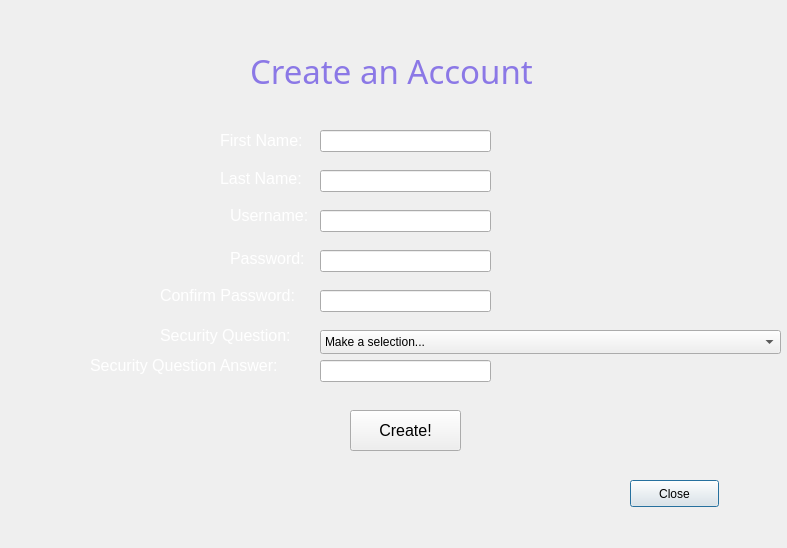
Qt form newuserwindow.ui (Nicholas-LeBoeuf/RemoteWorkouts) before a commit.
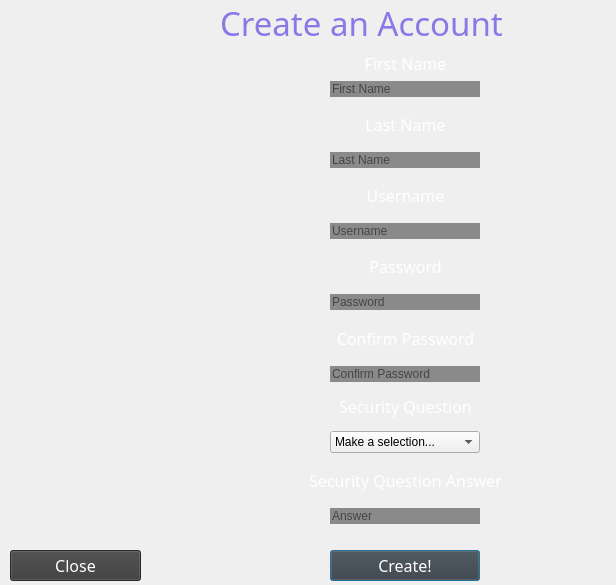
The same form after that commit. Icons and pictures are not drawn.

Commit message: Designed UI for new user window... might change it up again later. Also fixed a create new user bug.

```diff
--- a/newuserwindow.ui
+++ b/newuserwindow.ui
@@ -6,8 +6,8 @@
    <rect>
     <x>0</x>
     <y>0</y>
-    <width>787</width>
-    <height>548</height>
+    <width>616</width>
+    <height>585</height>
    </rect>
   </property>
   <property name="windowTitle">
@@ -21,15 +21,41 @@
    <string notr="true">QDialog {border-image: url(:/images/background.jpg)}
 QLabel { background: transparent; }</string>
   </property>
+  <widget class="QLabel" name="logo">
+   <property name="geometry">
+    <rect>
+     <x>10</x>
+     <y>160</y>
+     <width>201</width>
+     <height>221</height>
+    </rect>
+   </property>
+   <property name="styleSheet">
+    <string notr="true"/>
+   </property>
+   <property name="text">
+    <string/>
+   </property>
+   <property name="pixmap">
+    <pixmap resource="resources.qrc">:/images/RWLogo.png</pixmap>
+   </property>
+  </widget>
+  <widget class="QWidget" name="">
+   <property name="geometry">
+    <rect>
+     <x>220</x>
+     <y>0</y>
+     <width>371</width>
+     <height>581</height>
+    </rect>
+   </property>
+   <layout class="QVBoxLayout" name="verticalLayout_9">
+    <item>
+     <layout class="QVBoxLayout" name="verticalLayout_8">
+      <item>
+       <layout class="QVBoxLayout" name="verticalLayout">
+        <item>
   <widget class="QLabel" name="Title">
-   <property name="geometry">
-    <rect>
-     <x>250</x>
-     <y>50</y>
-     <width>361</width>
-     <height>41</height>
-    </rect>
-   </property>
    <property name="font">
     <font>
      <family>Eras Demi ITC</family>
@@ -51,17 +77,18 @@
     <bool>false</bool>
    </property>
   </widget>
+        </item>
+        <item>
   <widget class="QLabel" name="FName">
-   <property name="geometry">
-    <rect>
-     <x>220</x>
-     <y>130</y>
-     <width>111</width>
-     <height>21</height>
-    </rect>
+          <property name="sizePolicy">
+           <sizepolicy hsizetype="Preferred" vsizetype="Preferred">
+            <horstretch>0</horstretch>
+            <verstretch>0</verstretch>
+           </sizepolicy>
    </property>
    <property name="font">
     <font>
+            <family>Eras Demi ITC</family>
      <pointsize>12</pointsize>
     </font>
    </property>
@@ -69,188 +96,263 @@
     <string notr="true">QLabel {color:white;}</string>
    </property>
    <property name="text">
-    <string>First Name:</string>
-   </property>
-  </widget>
-  <widget class="QLabel" name="LName">
-   <property name="geometry">
-    <rect>
-     <x>220</x>
-     <y>170</y>
-     <width>101</width>
-     <height>16</height>
-    </rect>
-   </property>
-   <property name="font">
-    <font>
-     <pointsize>12</pointsize>
-    </font>
-   </property>
-   <property name="styleSheet">
-    <string notr="true">QLabel {color:white;}</string>
-   </property>
-   <property name="text">
-    <string>Last Name:</string>
-   </property>
-  </widget>
-  <widget class="QLabel" name="UName">
-   <property name="geometry">
-    <rect>
-     <x>230</x>
-     <y>200</y>
-     <width>91</width>
-     <height>31</height>
-    </rect>
-   </property>
-   <property name="font">
-    <font>
-     <pointsize>12</pointsize>
-    </font>
-   </property>
-   <property name="styleSheet">
-    <string notr="true">QLabel {color:white;}</string>
-   </property>
-   <property name="text">
-    <string>Username:</string>
-   </property>
-  </widget>
-  <widget class="QLabel" name="PWord">
-   <property name="geometry">
-    <rect>
-     <x>230</x>
-     <y>250</y>
-     <width>101</width>
-     <height>16</height>
-    </rect>
-   </property>
-   <property name="font">
-    <font>
-     <pointsize>12</pointsize>
-    </font>
-   </property>
-   <property name="styleSheet">
-    <string notr="true">QLabel {color:white;}</string>
-   </property>
-   <property name="text">
-    <string>Password:</string>
-   </property>
-  </widget>
-  <widget class="QLabel" name="ConfirmPw">
-   <property name="geometry">
-    <rect>
-     <x>160</x>
-     <y>280</y>
-     <width>171</width>
-     <height>31</height>
-    </rect>
-   </property>
-   <property name="font">
-    <font>
-     <pointsize>12</pointsize>
-    </font>
-   </property>
-   <property name="styleSheet">
-    <string notr="true">QLabel {color:white;}</string>
-   </property>
-   <property name="text">
-    <string>Confirm Password:</string>
-   </property>
-  </widget>
+           <string>First Name</string>
+          </property>
+          <property name="alignment">
+           <set>Qt::AlignCenter</set>
+          </property>
+         </widget>
+        </item>
+        <item alignment="Qt::AlignHCenter">
   <widget class="QLineEdit" name="firstname">
-   <property name="geometry">
-    <rect>
-     <x>320</x>
-     <y>130</y>
-     <width>171</width>
-     <height>22</height>
-    </rect>
-   </property>
-  </widget>
+          <property name="sizePolicy">
+           <sizepolicy hsizetype="Expanding" vsizetype="Fixed">
+            <horstretch>0</horstretch>
+            <verstretch>0</verstretch>
+           </sizepolicy>
+          </property>
+          <property name="minimumSize">
+           <size>
+            <width>150</width>
+            <height>0</height>
+           </size>
+          </property>
+          <property name="styleSheet">
+           <string notr="true">QLineEdit{color:black; background-color:rgb(138, 138, 138); border:rgb(138, 138, 138);}
+</string>
+          </property>
+          <property name="text">
+           <string/>
+          </property>
+          <property name="alignment">
+           <set>Qt::AlignLeading|Qt::AlignLeft|Qt::AlignVCenter</set>
+          </property>
+          <property name="placeholderText">
+           <string>First Name</string>
+          </property>
+         </widget>
+        </item>
+       </layout>
+      </item>
+      <item>
+       <layout class="QVBoxLayout" name="verticalLayout_2">
+        <item>
+         <widget class="QLabel" name="LName">
+          <property name="font">
+           <font>
+            <family>Eras Demi ITC</family>
+            <pointsize>12</pointsize>
+           </font>
+          </property>
+          <property name="styleSheet">
+           <string notr="true">QLabel {color:white;}</string>
+          </property>
+          <property name="text">
+           <string>Last Name</string>
+          </property>
+          <property name="alignment">
+           <set>Qt::AlignCenter</set>
+          </property>
+         </widget>
+        </item>
+        <item alignment="Qt::AlignHCenter">
   <widget class="QLineEdit" name="lastname">
-   <property name="geometry">
-    <rect>
-     <x>320</x>
-     <y>170</y>
-     <width>171</width>
-     <height>22</height>
-    </rect>
-   </property>
-  </widget>
+          <property name="minimumSize">
+           <size>
+            <width>150</width>
+            <height>0</height>
+           </size>
+          </property>
+          <property name="styleSheet">
+           <string notr="true">QLineEdit{color:black; background-color:rgb(138, 138, 138); border:rgb(138, 138, 138);}
+</string>
+          </property>
+          <property name="text">
+           <string/>
+          </property>
+          <property name="placeholderText">
+           <string>Last Name</string>
+          </property>
+         </widget>
+        </item>
+       </layout>
+      </item>
+      <item>
+       <layout class="QVBoxLayout" name="verticalLayout_3">
+        <item>
+         <widget class="QLabel" name="UName">
+          <property name="font">
+           <font>
+            <family>Eras Demi ITC</family>
+            <pointsize>12</pointsize>
+           </font>
+          </property>
+          <property name="styleSheet">
+           <string notr="true">QLabel {color:white;}</string>
+          </property>
+          <property name="text">
+           <string>Username</string>
+          </property>
+          <property name="alignment">
+           <set>Qt::AlignCenter</set>
+          </property>
+         </widget>
+        </item>
+        <item alignment="Qt::AlignHCenter">
   <widget class="QLineEdit" name="username">
-   <property name="geometry">
-    <rect>
-     <x>320</x>
-     <y>210</y>
-     <width>171</width>
-     <height>22</height>
-    </rect>
-   </property>
-  </widget>
+          <property name="minimumSize">
+           <size>
+            <width>150</width>
+            <height>0</height>
+           </size>
+          </property>
+          <property name="styleSheet">
+           <string notr="true">QLineEdit{color:black; background-color:rgb(138, 138, 138); border:rgb(138, 138, 138);}
+</string>
+          </property>
+          <property name="text">
+           <string/>
+          </property>
+          <property name="placeholderText">
+           <string>Username</string>
+          </property>
+         </widget>
+        </item>
+       </layout>
+      </item>
+      <item>
+       <layout class="QVBoxLayout" name="verticalLayout_4">
+        <item>
+         <widget class="QLabel" name="PWord">
+          <property name="font">
+           <font>
+            <family>Eras Demi ITC</family>
+            <pointsize>12</pointsize>
+           </font>
+          </property>
+          <property name="styleSheet">
+           <string notr="true">QLabel {color:white;}</string>
+          </property>
+          <property name="text">
+           <string>Password</string>
+          </property>
+          <property name="alignment">
+           <set>Qt::AlignCenter</set>
+          </property>
+         </widget>
+        </item>
+        <item alignment="Qt::AlignHCenter">
   <widget class="QLineEdit" name="password">
-   <property name="geometry">
-    <rect>
-     <x>320</x>
-     <y>250</y>
-     <width>171</width>
-     <height>22</height>
-    </rect>
+          <property name="minimumSize">
+           <size>
+            <width>150</width>
+            <height>0</height>
+           </size>
+          </property>
+          <property name="styleSheet">
+           <string notr="true">QLineEdit{color:black; background-color:rgb(138, 138, 138); border:rgb(138, 138, 138);}
+</string>
+          </property>
+          <property name="text">
+           <string/>
    </property>
    <property name="echoMode">
     <enum>QLineEdit::Password</enum>
    </property>
-  </widget>
+          <property name="placeholderText">
+           <string>Password</string>
+          </property>
+         </widget>
+        </item>
+       </layout>
+      </item>
+      <item>
+       <layout class="QVBoxLayout" name="verticalLayout_5">
+        <item>
+         <widget class="QLabel" name="ConfirmPw">
+          <property name="font">
+           <font>
+            <family>Eras Demi ITC</family>
+            <pointsize>12</pointsize>
+           </font>
+          </property>
+          <property name="styleSheet">
+           <string notr="true">QLabel {color:white;}</string>
+          </property>
+          <property name="text">
+           <string>Confirm Password</string>
+          </property>
+          <property name="alignment">
+           <set>Qt::AlignCenter</set>
+          </property>
+         </widget>
+        </item>
+        <item alignment="Qt::AlignHCenter">
   <widget class="QLineEdit" name="confpw">
-   <property name="geometry">
-    <rect>
-     <x>320</x>
-     <y>290</y>
-     <width>171</width>
-     <height>22</height>
-    </rect>
+          <property name="minimumSize">
+           <size>
+            <width>150</width>
+            <height>0</height>
+           </size>
+          </property>
+          <property name="styleSheet">
+           <string notr="true">QLineEdit{color:black; background-color:rgb(138, 138, 138); border:rgb(138, 138, 138);}
+</string>
    </property>
    <property name="echoMode">
     <enum>QLineEdit::Password</enum>
    </property>
-  </widget>
-  <widget class="QPushButton" name="close">
-   <property name="geometry">
-    <rect>
-     <x>630</x>
-     <y>480</y>
-     <width>89</width>
-     <height>27</height>
-    </rect>
-   </property>
-   <property name="text">
-    <string>Close</string>
-   </property>
-  </widget>
-  <widget class="QPushButton" name="CreateButton">
-   <property name="geometry">
-    <rect>
-     <x>350</x>
-     <y>410</y>
-     <width>111</width>
-     <height>41</height>
-    </rect>
-   </property>
+          <property name="placeholderText">
+           <string>Confirm Password</string>
+          </property>
+         </widget>
+        </item>
+       </layout>
+      </item>
+      <item>
+       <layout class="QVBoxLayout" name="verticalLayout_6">
+        <item>
+         <widget class="QLabel" name="ConfirmPw_2">
    <property name="font">
     <font>
+            <family>Eras Demi ITC</family>
      <pointsize>12</pointsize>
     </font>
    </property>
+          <property name="styleSheet">
+           <string notr="true">QLabel {color:white;}</string>
+          </property>
    <property name="text">
-    <string>Create!</string>
-   </property>
-  </widget>
+           <string>Security Question</string>
+          </property>
+          <property name="alignment">
+           <set>Qt::AlignCenter</set>
+          </property>
+         </widget>
+        </item>
+        <item alignment="Qt::AlignHCenter">
   <widget class="QComboBox" name="securityQCombo">
-   <property name="geometry">
-    <rect>
-     <x>320</x>
-     <y>330</y>
-     <width>461</width>
-     <height>24</height>
-    </rect>
+          <property name="sizePolicy">
+           <sizepolicy hsizetype="Expanding" vsizetype="Fixed">
+            <horstretch>0</horstretch>
+            <verstretch>0</verstretch>
+           </sizepolicy>
+          </property>
+          <property name="minimumSize">
+           <size>
+            <width>150</width>
+            <height>0</height>
+           </size>
+          </property>
+          <property name="maximumSize">
+           <size>
+            <width>150</width>
+            <height>16777215</height>
+           </size>
+          </property>
+          <property name="styleSheet">
+           <string notr="true">QComboBox{color:black; background-color:rgb(138, 138, 138); border:rgb(138, 138, 138);}
+/</string>
    </property>
    <property name="sizeAdjustPolicy">
     <enum>QComboBox::AdjustToContentsOnFirstShow</enum>
@@ -262,72 +364,45 @@
    </item>
    <item>
     <property name="text">
-     <string>What city were you born in?</string>
+            <string>City were you born in?</string>
     </property>
    </item>
    <item>
     <property name="text">
-     <string>What town did you grow up in?</string>
+            <string>Town you grew up in?</string>
     </property>
    </item>
    <item>
     <property name="text">
-     <string>What was your first houses number?</string>
+            <string>First houses number?</string>
     </property>
    </item>
    <item>
     <property name="text">
-     <string>What was the name of the street of your first house? (don't include st. etc.)</string>
+            <string>Name of your first pet?</string>
     </property>
    </item>
    <item>
     <property name="text">
-     <string>What was the name of your first pet?</string>
+            <string>Favorite food?</string>
     </property>
    </item>
    <item>
     <property name="text">
-     <string>Whats your favorite food?</string>
-    </property>
-   </item>
-   <item>
-    <property name="text">
-     <string>Whats your favorite color?</string>
-    </property>
-   </item>
-  </widget>
-  <widget class="QLabel" name="ConfirmPw_2">
-   <property name="geometry">
-    <rect>
-     <x>160</x>
-     <y>320</y>
-     <width>171</width>
-     <height>31</height>
-    </rect>
-   </property>
-   <property name="font">
-    <font>
-     <pointsize>12</pointsize>
-    </font>
-   </property>
-   <property name="styleSheet">
-    <string notr="true">QLabel {color:white;}</string>
-   </property>
-   <property name="text">
-    <string>Security Question:</string>
-   </property>
-  </widget>
+            <string>Favorite color?</string>
+           </property>
+          </item>
+         </widget>
+        </item>
+       </layout>
+      </item>
+      <item>
+       <layout class="QVBoxLayout" name="verticalLayout_7">
+        <item>
   <widget class="QLabel" name="ConfirmPw_3">
-   <property name="geometry">
-    <rect>
-     <x>90</x>
-     <y>350</y>
-     <width>231</width>
-     <height>31</height>
-    </rect>
-   </property>
    <property name="font">
     <font>
+            <family>Eras Demi ITC</family>
      <pointsize>12</pointsize>
     </font>
    </property>
@@ -335,39 +410,94 @@
     <string notr="true">QLabel {color:white;}</string>
    </property>
    <property name="text">
-    <string>Security Question Answer:</string>
-   </property>
-  </widget>
+           <string>Security Question Answer</string>
+          </property>
+          <property name="alignment">
+           <set>Qt::AlignCenter</set>
+          </property>
+         </widget>
+        </item>
+        <item alignment="Qt::AlignHCenter">
   <widget class="QLineEdit" name="SecurityQAnswer">
-   <property name="geometry">
-    <rect>
-     <x>320</x>
-     <y>360</y>
-     <width>171</width>
-     <height>22</height>
-    </rect>
+          <property name="minimumSize">
+           <size>
+            <width>150</width>
+            <height>0</height>
+           </size>
+          </property>
+          <property name="styleSheet">
+           <string notr="true">QLineEdit{color:black; background-color:rgb(138, 138, 138); border:rgb(138, 138, 138);}
+</string>
    </property>
    <property name="echoMode">
     <enum>QLineEdit::Normal</enum>
    </property>
-  </widget>
-  <widget class="QLabel" name="logo">
+          <property name="placeholderText">
+           <string>Answer</string>
+          </property>
+         </widget>
+        </item>
+       </layout>
+      </item>
+     </layout>
+    </item>
+    <item>
+     <spacer name="horizontalSpacer">
+      <property name="orientation">
+       <enum>Qt::Horizontal</enum>
+      </property>
+      <property name="sizeHint" stdset="0">
+       <size>
+        <width>40</width>
+        <height>20</height>
+       </size>
+      </property>
+     </spacer>
+    </item>
+    <item alignment="Qt::AlignHCenter">
+     <widget class="QPushButton" name="CreateButton">
+      <property name="minimumSize">
+       <size>
+        <width>150</width>
+        <height>0</height>
+       </size>
+      </property>
+      <property name="font">
+       <font>
+        <family>Eras Demi ITC</family>
+        <pointsize>12</pointsize>
+       </font>
+      </property>
+      <property name="styleSheet">
+       <string notr="true">QPushButton {color: white; background-color: rgb(58, 58, 58)}</string>
+      </property>
+      <property name="text">
+       <string>Create!</string>
+      </property>
+     </widget>
+    </item>
+   </layout>
+  </widget>
+  <widget class="QPushButton" name="close">
    <property name="geometry">
     <rect>
-     <x>0</x>
-     <y>-10</y>
-     <width>201</width>
-     <height>221</height>
+     <x>10</x>
+     <y>550</y>
+     <width>131</width>
+     <height>31</height>
     </rect>
    </property>
+   <property name="font">
+    <font>
+     <family>Eras Demi ITC</family>
+     <pointsize>12</pointsize>
+    </font>
+   </property>
    <property name="styleSheet">
-    <string notr="true"/>
+    <string notr="true">QPushButton {color: white; background-color: rgb(58, 58, 58)}</string>
    </property>
    <property name="text">
-    <string/>
-   </property>
-   <property name="pixmap">
-    <pixmap resource="resources.qrc">:/images/RWLogo.png</pixmap>
+    <string>Close</string>
    </property>
   </widget>
  </widget>
```
Lines whose indentation alone changed are shown as unchanged. The commit also changes 2 other files.
